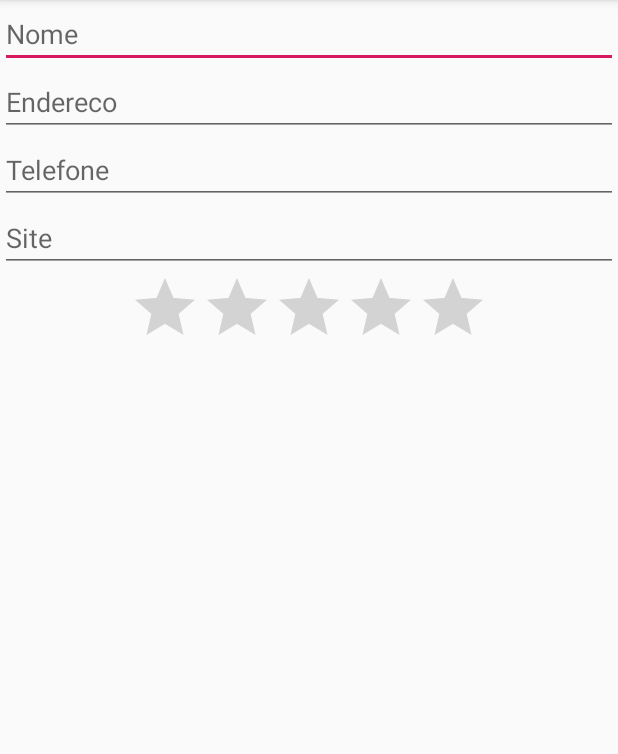
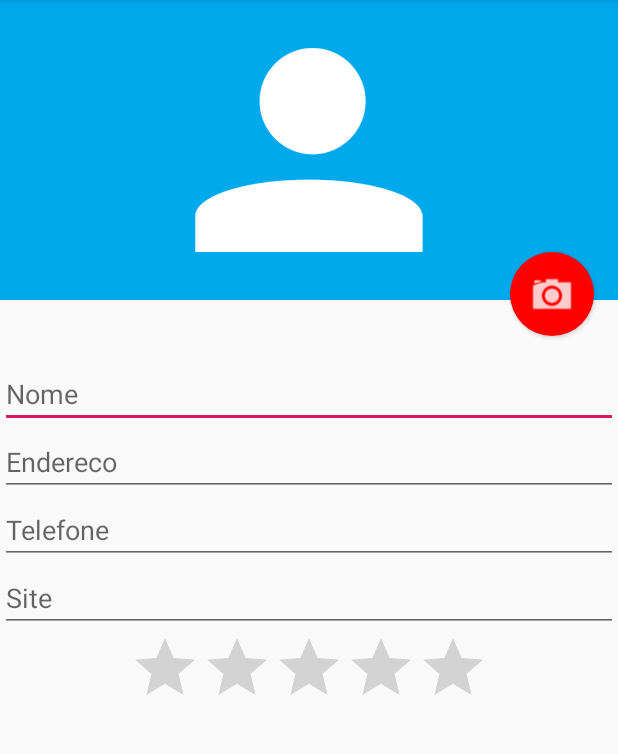
Before and after one commit to igorsilvamenezes/agenda, an Android app: the FormularioActivity screen opened directly, with no data from a screen before it, on a phone screen of 412 x 824 dp, the part 84-838 px from its top. Run offline under Robolectric (Android 15) with nearby library versions, the light colour scheme and no system bars.

Commit message:
Utilizando a camera para tirar foto dos alunos e armazenar o caminho no banco de dados

```diff
--- /dev/null
+++ b/app/src/main/res/drawable/fundo_camara.xml
@@ -0,0 +1,14 @@
+<?xml version="1.0" encoding="utf-8"?>
+<layer-list xmlns:android="http://schemas.android.com/apk/res/android">
+    <item>
+        <shape
+            android:shape="oval">
+            <solid android:color="#ff0000"/>
+            <padding android:top="10dp"
+                android:bottom="10dp"
+                android:left="10dp"
+                android:right="10dp"/>
+        </shape>
+    </item>
+    <item android:drawable="@drawable/ic_camera"/>
+</layer-list>
--- a/app/src/main/res/layout/activity_formulario.xml
+++ b/app/src/main/res/layout/activity_formulario.xml
@@ -4,6 +4,29 @@
     android:layout_width="match_parent"
     android:layout_height="match_parent"
     android:orientation="vertical">
+
+    <RelativeLayout
+        android:layout_width="match_parent"
+        android:layout_height="240dp">
+
+        <ImageView
+            android:id="@+id/formulario_foto"
+            android:layout_width="match_parent"
+            android:layout_height="200dp"
+            android:src="@drawable/person"
+            android:background="#00A8EC"/>
+
+        <Button
+            android:id="@+id/formulario_botao_foto"
+            android:layout_width="56dp"
+            android:layout_height="56dp"
+            android:background="@drawable/fundo_camara"
+            android:layout_alignParentBottom="true"
+            android:layout_alignParentRight="true"
+            android:layout_marginRight="16dp"
+            android:layout_marginBottom="16dp"/>
+    </RelativeLayout>
+
 
     <EditText
         android:id="@+id/formulario_nome"
--- /dev/null
+++ b/app/src/main/res/xml/file_paths.xml
@@ -0,0 +1,4 @@
+<?xml version="1.0" encoding="utf-8"?>
+<paths xmlns:android="http://schemas.android.com/apk/res/android">
+    <external-path name="my_images" path="Android/data/br.com.meltha.agenda/files/Pictures" />
+</paths>
```
Also changed, not shown: app/src/main/AndroidManifest.xml (+15 -0 lines), app/src/main/java/br/com/meltha/agenda/FormularioActivity.java (+72 -1 lines), app/src/main/java/br/com/meltha/agenda/FormularioHelper.java (+17 -1 lines), app/src/main/java/br/com/meltha/agenda/dao/AlunoDao.java (+12 -5 lines), app/src/main/java/br/com/meltha/agenda/modelo/Aluno.java (+9 -0 lines).
